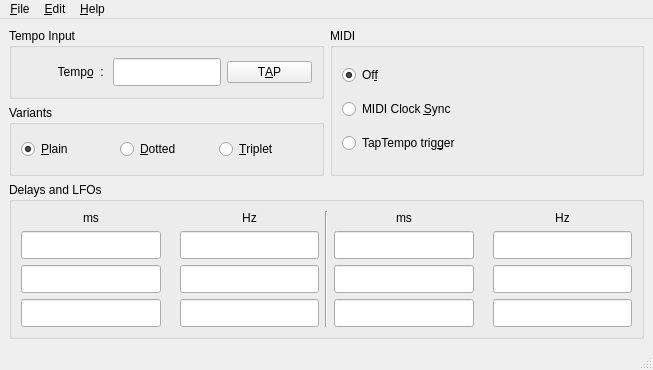
Qt form src/gui/forms/qrestmainwindow.ui (deufrai/Qrest) before a commit.
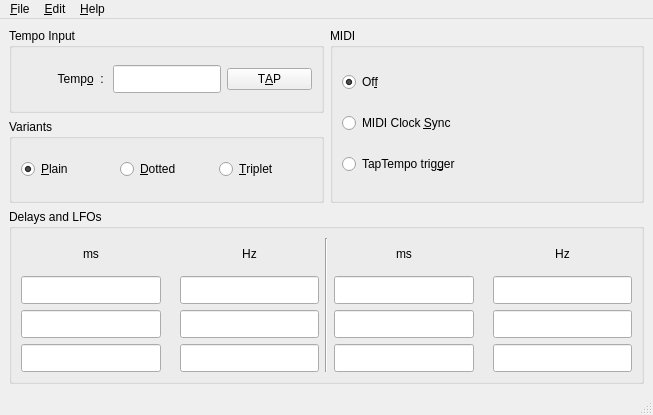
The same form after that commit. Icons and pictures are not drawn.

Commit message: [QREST-9] : add 'Option+a' shortcut for TAP button on MAC platform

The edit to the form file:
```diff
--- a/src/gui/forms/qrestmainwindow.ui
+++ b/src/gui/forms/qrestmainwindow.ui
@@ -7,7 +7,7 @@
     <x>0</x>
     <y>0</y>
     <width>653</width>
-    <height>370</height>
+    <height>415</height>
    </rect>
   </property>
   <property name="sizePolicy">
```
Left out of the diff: 5 changed lines with no effect on the pictures.
